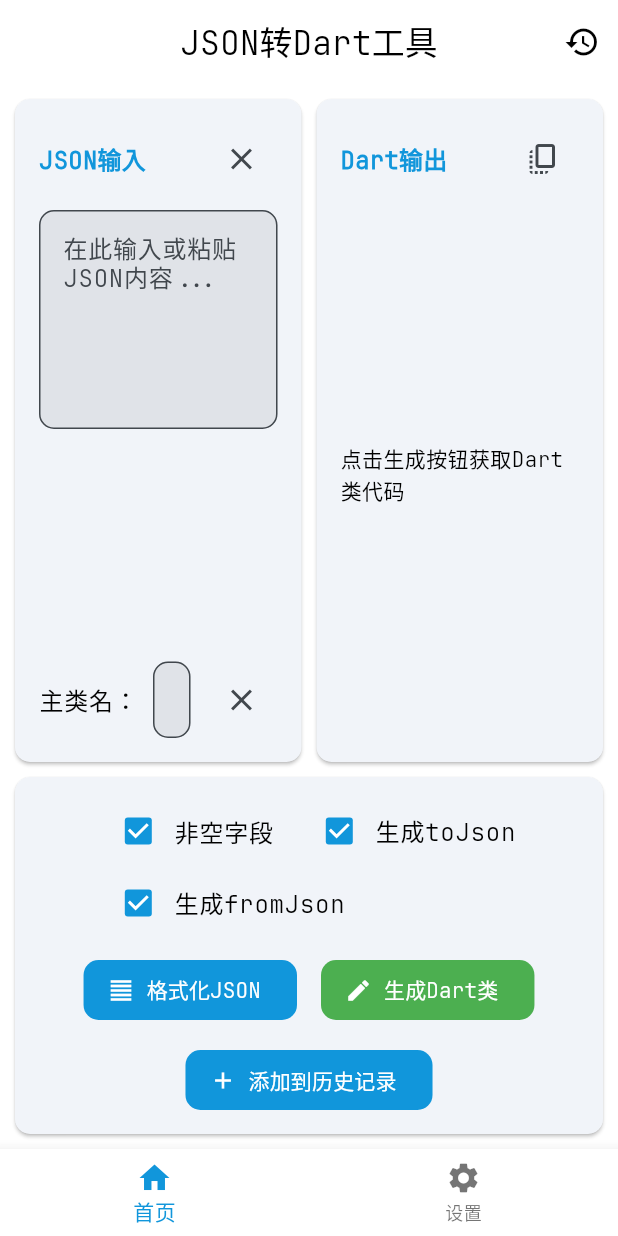
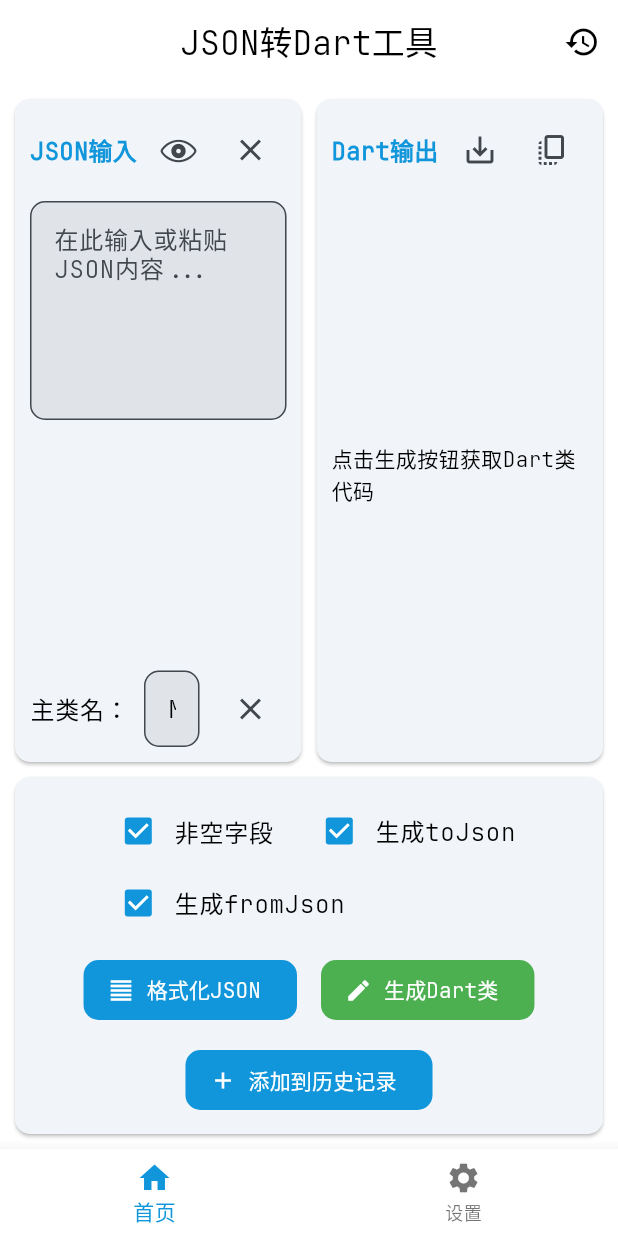
Before and after one commit to Matkurban/json_to_dart, a Flutter app: the screen it shows after launch, on a phone screen of 412 x 824 dp. Run offline on Flutter 3.47's test engine with Material 3 defaults, Android fonts, the light colour scheme and no system bars; drawn by our look-alikes of toastification; our stand-ins replace flex_color_scheme, get, package_info_plus, shared_preferences; missing offline and left inert: file_selector, flutter_json_view, syntax_highlight.

Commit message:
发布1.0.2版本

```diff
--- a/lib/common/json/view/json_to_dart_view.dart
+++ b/lib/common/json/view/json_to_dart_view.dart
@@ -1,5 +1,6 @@
 // lib/views/json_converter_view.dart
 import 'package:flutter/cupertino.dart';
+import 'package:flutter/foundation.dart';
 import 'package:flutter/material.dart';
 import 'package:flutter/services.dart';
 import 'package:get/get.dart';
@@ -65,14 +66,19 @@ class JsonToDartView extends GetView<JsonToDartLogic> {
       child: Card(
         margin: EdgeInsets.zero,
         child: Padding(
-          padding: const EdgeInsets.all(16.0),
+          padding: const EdgeInsets.all(10.0),
           child: Column(
             spacing: 10,
             children: [
               Row(
-                mainAxisAlignment: MainAxisAlignment.spaceBetween,
                 children: [
                   _buildInputLabel(context, 'JSON输入'),
+                  Spacer(),
+                  IconButton(
+                    onPressed: () => controller.previewJson(context),
+                    icon: Icon(CupertinoIcons.eye),
+                    tooltip: '预览Json视图',
+                  ),
                   IconButton(
                     onPressed: () => controller.jsonController.clear(),
                     icon: Icon(Icons.clear),
@@ -104,14 +110,20 @@ class JsonToDartView extends GetView<JsonToDartLogic> {
       child: Card(
         margin: EdgeInsets.zero,
         child: Padding(
-          padding: const EdgeInsets.all(16.0),
+          padding: const EdgeInsets.all(10),
           child: Column(
             spacing: 10,
             children: [
               Row(
-                mainAxisAlignment: MainAxisAlignment.spaceBetween,
                 children: [
                   _buildInputLabel(context, 'Dart输出'),
+                  Spacer(),
+                  if (!kIsWeb)
+                    IconButton(
+                      icon: const Icon(Icons.save_alt),
+                      onPressed: () => controller.saveToFile(context),
+                      tooltip: '保存为文件',
+                    ),
                   IconButton(
                     icon: const Icon(Icons.copy_all),
                     onPressed: () => _copyDartCode(context),
@@ -127,10 +139,7 @@ class JsonToDartView extends GetView<JsonToDartLogic> {
                   return SingleChildScrollView(
                     child: SizedBox(
                       width: double.infinity,
-                      child: HighlightText(
-                        codeText: controller.dartCode.value,
-                        highlighter: controller.highlighter,
-                      ),
+                      child: HighlightText(codeText: controller.dartCode.value, highlighter: controller.highlighter),
                     ),
                   );
                 }),
@@ -149,10 +158,7 @@ class JsonToDartView extends GetView<JsonToDartLogic> {
         width: double.infinity,
         child: Padding(
           padding: const EdgeInsets.symmetric(vertical: 12, horizontal: 24),
-          child: Column(
-            spacing: 10,
-            children: [_buildOptionsRow(context), _buildActionButtons(context)],
-          ),
+          child: Column(spacing: 10, children: [_buildOptionsRow(context), _buildActionButtons(context)]),
         ),
       ),
     );
@@ -241,11 +247,7 @@ class JsonToDartView extends GetView<JsonToDartLogic> {
             decoration: InputDecoration(hintText: '请输入主类名'),
           ),
         ),
-        IconButton(
-          onPressed: () => controller.classNameController.clear(),
-          icon: Icon(Icons.clear),
-          tooltip: '清空类名',
-        ),
+        IconButton(onPressed: () => controller.classNameController.clear(), icon: Icon(Icons.clear), tooltip: '清空类名'),
       ],
     );
   }
@@ -255,10 +257,9 @@ class JsonToDartView extends GetView<JsonToDartLogic> {
       alignment: Alignment.centerLeft,
       child: Text(
         text,
-        style: Theme.of(context).textTheme.titleMedium?.copyWith(
-          fontWeight: FontWeight.bold,
-          color: Theme.of(context).colorScheme.primary,
-        ),
+        style: Theme.of(
+          context,
+        ).textTheme.titleMedium?.copyWith(fontWeight: FontWeight.bold, color: Theme.of(context).colorScheme.primary),
       ),
     );
   }
@@ -308,7 +309,7 @@ class JsonToDartView extends GetView<JsonToDartLogic> {
                               children: [
                                 IconButton(
                                   onPressed: () => PreviewDialog.showPreviewDialog(context, item),
-                                  icon: Icon(Icons.preview_outlined, color: colorScheme.primary),
+                                  icon: Icon(CupertinoIcons.eye, color: colorScheme.primary),
                                   tooltip: '预览',
                                 ),
                                 IconButton(
--- a/pubspec.yaml
+++ b/pubspec.yaml
@@ -2,7 +2,7 @@ name: json_to_dart
 description: "A Dart-based tool class."
 publish_to: "none"
 homepage: https://github.com/Matkurban/json_to_dart
-version: 1.0.1
+version: 1.0.2
 environment:
   sdk: ^3.7.0
 
@@ -18,6 +18,8 @@ dependencies:
   toastification: ^2.3.0
   syntax_highlight: ^0.4.0
   package_info_plus: ^8.2.1
+  flutter_json_view: ^1.1.5
+  file_selector: ^1.0.3
 
 dev_dependencies:
   flutter_test:
```
Also changed, not shown: lib/common/json/logic/json_to_dart_logic.dart (+71 -28 lines), lib/widgets/dialog/preview_dialog.dart (+63 -1 lines), pubspec.lock, 10 other files.
